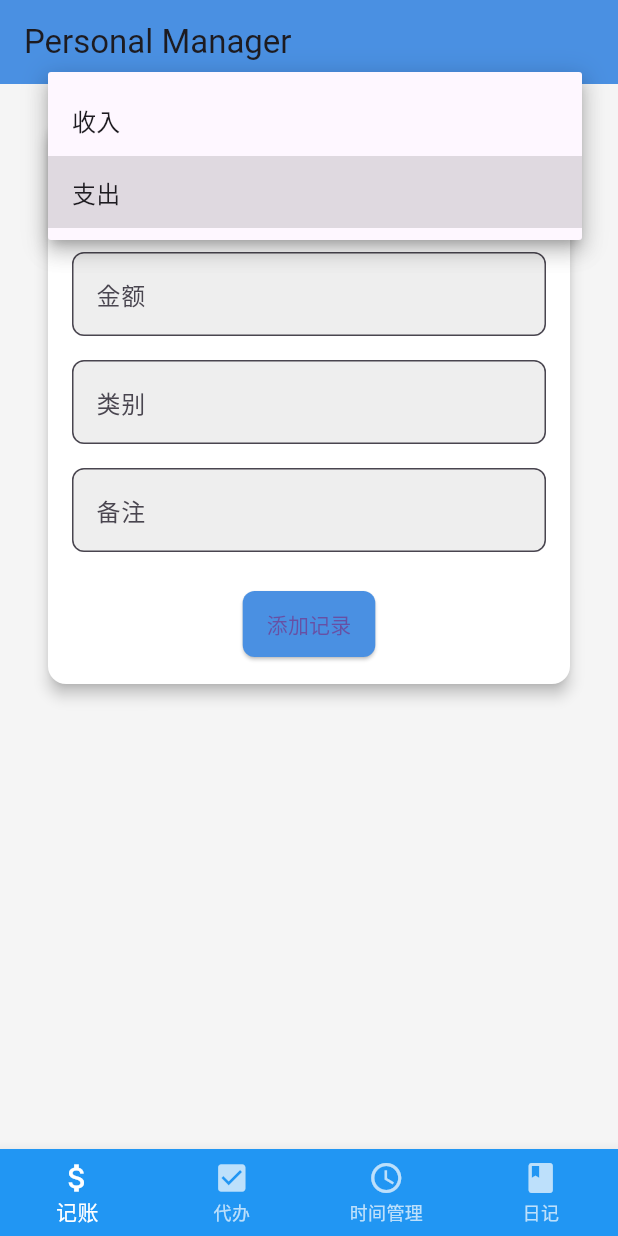
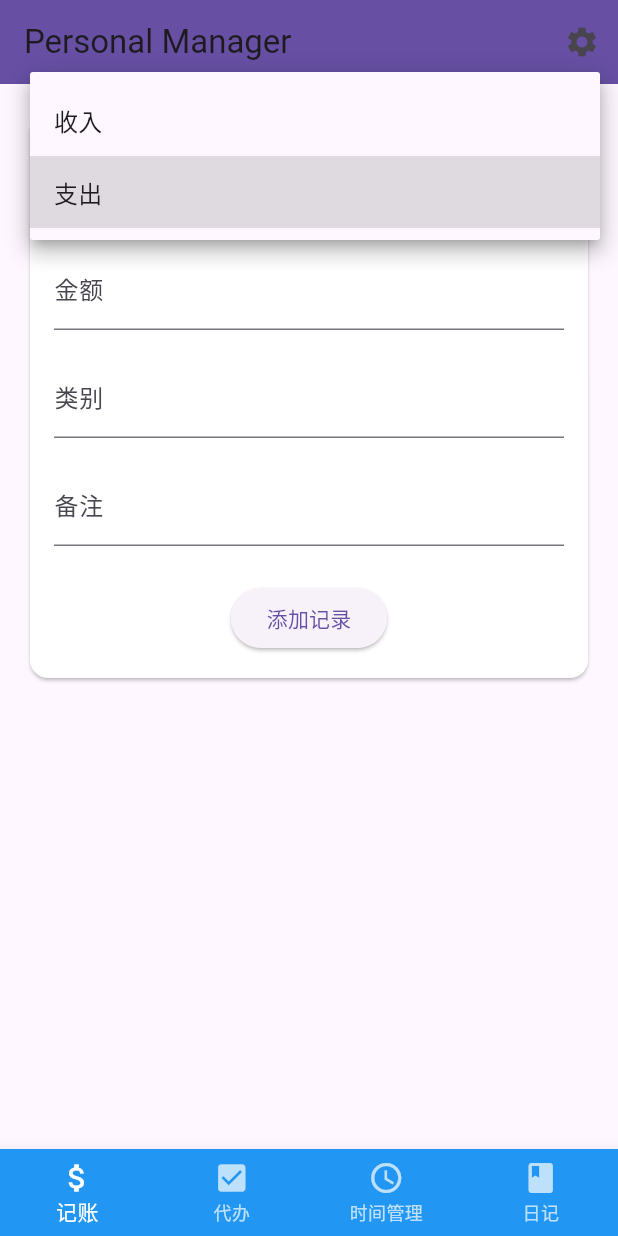
Before and after one commit to White-Lulu/cherriy, a Flutter app: the screen it shows after launch, after a tap on "支出", on a phone screen of 412 x 824 dp. Run offline on Flutter 3.47's test engine with Material 3 defaults, Android fonts, the light colour scheme and no system bars; our stand-ins replace flutter_colorpicker, shared_preferences.

Commit message:
still some mistakes

```diff
--- a/lib/main.dart
+++ b/lib/main.dart
@@ -2,87 +2,54 @@ import 'package:flutter/material.dart';
 import 'package:shared_preferences/shared_preferences.dart';
 import 'dart:convert';
 import 'dart:async';
+import 'theme_settings_page.dart';
+import 'package:provider/provider.dart';
+import 'providers/theme_provider.dart';
 
 // 主函数，应用程序的入口点
 void main() {
-  // 使用 runZonedGuarded 来捕获未处理的异步错误
   runZonedGuarded(() {
-    // 确保 Flutter 绑定初始化
     WidgetsFlutterBinding.ensureInitialized();
-    // 运行应用程序
-    runApp(MyApp());
+    runApp(
+      ChangeNotifierProvider(
+        create: (context) => ThemeProvider(ThemeData.light()),
+        child: MyApp(),
+      ),
+    );
   }, (error, stackTrace) {
-    // 错误处理函数，打印错误和堆栈跟踪
     print('错误: $error');
     print('堆栈跟踪: $stackTrace');
   });
 }
 
 // MyApp 类，定义应用程序的整体结构和主题
-class MyApp extends StatelessWidget {
+class MyApp extends StatefulWidget {
+  @override
+  MyAppState createState() => MyAppState();
+}
+
+
+class MyAppState extends State<MyApp> {
+
   @override
   Widget build(BuildContext context) {
+    final themeProvider = Provider.of<ThemeProvider>(context);
     return MaterialApp(
       title: 'Personal Manager',
-      // 移除调试标签
       debugShowCheckedModeBanner: false,
-      // 定义应用程序的主题
-      theme: ThemeData(
-        primarySwatch: Colors.blue,
-        primaryColor: Color(0xFF4A90E2),
-        scaffoldBackgroundColor: Colors.grey[100],
-        // 定义 AppBar 主题
-        appBarTheme: AppBarTheme(
-          backgroundColor: Color(0xFF4A90E2),
-          elevation: 0,
-        ),
-        // 定义底部导航栏主题
-        bottomNavigationBarTheme: BottomNavigationBarThemeData(
-          backgroundColor: Colors.white,
-          selectedItemColor: Color(0xFF4A90E2),
-          unselectedItemColor: Colors.grey[600],
-          elevation: 8,
-        ),
-        // 定义卡片主题
-        cardTheme: CardTheme(
-          color: Colors.white,
-          elevation: 4,
-          shape: RoundedRectangleBorder(borderRadius: BorderRadius.circular(12)),
-          margin: EdgeInsets.symmetric(vertical: 8, horizontal: 16),
-        ),
-        // 定义输入装饰主题
-        inputDecorationTheme: InputDecorationTheme(
-          border: OutlineInputBorder(
-            borderRadius: BorderRadius.circular(8),
-          ),
-          filled: true,
-          fillColor: Colors.grey[200],
-        ),
-        // 定义凸起按钮主题
-        elevatedButtonTheme: ElevatedButtonThemeData(
-          style: ElevatedButton.styleFrom(
-            backgroundColor: Color(0xFF4A90E2),
-            shape: RoundedRectangleBorder(
-              borderRadius: BorderRadius.circular(8),
-            ),
-            padding: EdgeInsets.symmetric(horizontal: 16, vertical: 12),
-          ),
-        ),
-      ),
-      // 设置首页
-      home: HomePage(),
+      theme: themeProvider.themeData,
+      home: MyHomePage(),
     );
   }
 }
 
 // HomePage 类，定义应用程序的主页面
-class HomePage extends StatefulWidget {
+class MyHomePage extends StatefulWidget {
   @override
-  HomePageState createState() => HomePageState();
+  MyHomePageState createState() => MyHomePageState();
 }
 
-// HomePage 的状态类
-class HomePageState extends State<HomePage> {
+class MyHomePageState extends State<MyHomePage> {
   // 当前选中的底部导航栏索引
   int _currentIndex = 0;
   // 定义页面列表
@@ -98,6 +65,21 @@ class HomePageState extends State<HomePage> {
     return Scaffold(
       appBar: AppBar(
         title: Text('Personal Manager'),
+        actions: [
+          IconButton(
+            icon: Icon(Icons.settings),
+            onPressed: () {
+              Navigator.push(
+                context,
+                MaterialPageRoute(builder: (context) => ThemeSettingsPage()),
+              ).then((newThemeData) {
+                if (newThemeData != null) {
+                  Provider.of<ThemeProvider>(context, listen: false).setTheme(newThemeData);
+                }
+              });
+            },
+          ),
+        ],
       ),
       // 根据当前索引显示对应的页面
       body: _pages[_currentIndex],
@@ -491,7 +473,7 @@ class TimeManagementPageState extends State<TimeManagementPage> {
       builder: (BuildContext context) {
         return AlertDialog(
           title: Text('专注时间结束'),
-          content: Text('你已经完��了 $_currentTask'),
+          content: Text('你已经完成了 $_currentTask'),
           actions: <Widget>[
             TextButton(
               child: Text('确定'),
--- /dev/null
+++ b/lib/providers/theme_provider.dart
@@ -0,0 +1,57 @@
+import 'package:flutter/material.dart';
+import 'package:shared_preferences/shared_preferences.dart';
+
+class ThemeProvider with ChangeNotifier {
+  late ThemeData _themeData;
+
+  ThemeProvider(ThemeData initialTheme) {
+    _themeData = initialTheme;
+    loadTheme();
+  }
+
+  ThemeData get themeData => _themeData;
+
+  Future<void> setTheme(ThemeData theme) async {
+    _themeData = theme;
+    notifyListeners();
+    await _saveTheme();
+  }
+
+  Future<void> loadTheme() async {
+    final prefs = await SharedPreferences.getInstance();
+    final primaryColor = prefs.getInt('primaryColor') ?? _themeData.primaryColor.value;
+    final scaffoldBackgroundColor = prefs.getInt('scaffoldBackgroundColor') ?? _themeData.scaffoldBackgroundColor.value;
+    final cardColor = prefs.getInt('cardColor') ?? _themeData.cardTheme.color?.value ?? Colors.white.value;
+    final cardOpacity = prefs.getDouble('cardOpacity') ?? 1.0;
+    final bottomNavBarColor = prefs.getInt('bottomNavBarColor') ?? _themeData.bottomNavigationBarTheme.backgroundColor?.value ?? primaryColor;
+    final bottomNavBarOpacity = prefs.getDouble('bottomNavBarOpacity') ?? 1.0;
+
+    _themeData = ThemeData(
+      primaryColor: Color(primaryColor),
+      scaffoldBackgroundColor: Color(scaffoldBackgroundColor),
+      cardTheme: CardTheme(
+        color: Color(cardColor).withOpacity(cardOpacity),
+      ),
+      appBarTheme: AppBarTheme(
+        backgroundColor: Color(primaryColor),
+      ),
+      bottomNavigationBarTheme: BottomNavigationBarThemeData(
+        backgroundColor: Color(bottomNavBarColor).withOpacity(bottomNavBarOpacity),
+        selectedItemColor: Color(primaryColor),
+        unselectedItemColor: Color(primaryColor).withOpacity(0.6),
+      ),
+      // 其他主题属性...
+    );
+    notifyListeners();
+  }
+
+  Future<void> _saveTheme() async {
+    final prefs = await SharedPreferences.getInstance();
+    await prefs.setInt('primaryColor', _themeData.primaryColor.value);
+    await prefs.setInt('scaffoldBackgroundColor', _themeData.scaffoldBackgroundColor.value);
+    await prefs.setInt('cardColor', _themeData.cardTheme.color?.value ?? Colors.white.value);
+    await prefs.setDouble('cardOpacity', _themeData.cardTheme.color?.opacity ?? 1.0);
+    await prefs.setInt('bottomNavBarColor', _themeData.bottomNavigationBarTheme.backgroundColor?.value ?? _themeData.primaryColor.value);
+    await prefs.setDouble('bottomNavBarOpacity', _themeData.bottomNavigationBarTheme.backgroundColor?.opacity ?? 1.0);
+  }
+}
--- a/pubspec.yaml
+++ b/pubspec.yaml
@@ -16,6 +16,8 @@ dependencies: # 依赖项*3
 
   shared_preferences: ^2.0.13
 
+  flutter_colorpicker: ^1.0.3
+
 dev_dependencies: # 开发依赖项
   flutter_test: # Flutter的测试框架
     sdk: flutter
```
Also changed, not shown: lib/theme_settings_page.dart (added, +140 -0 lines), pubspec.lock.
